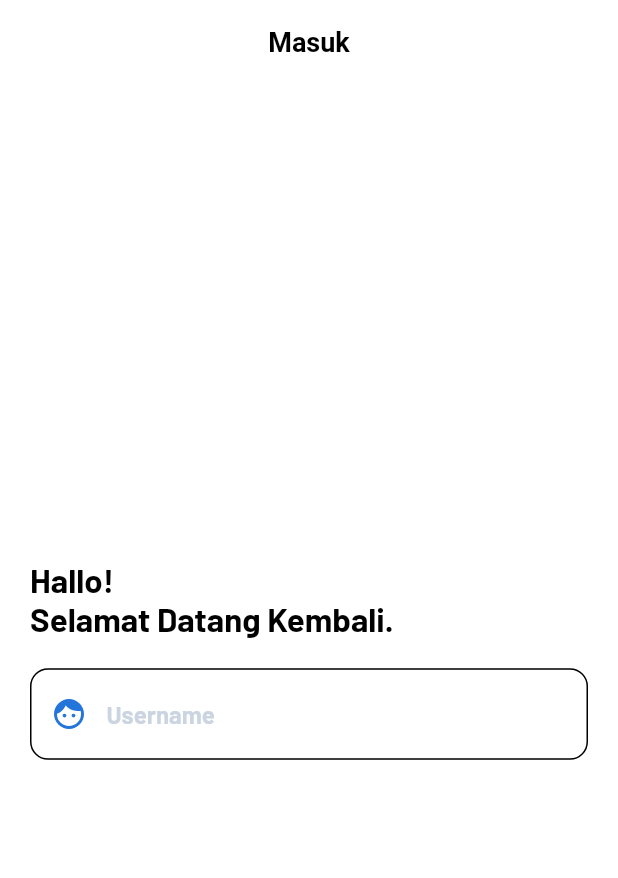
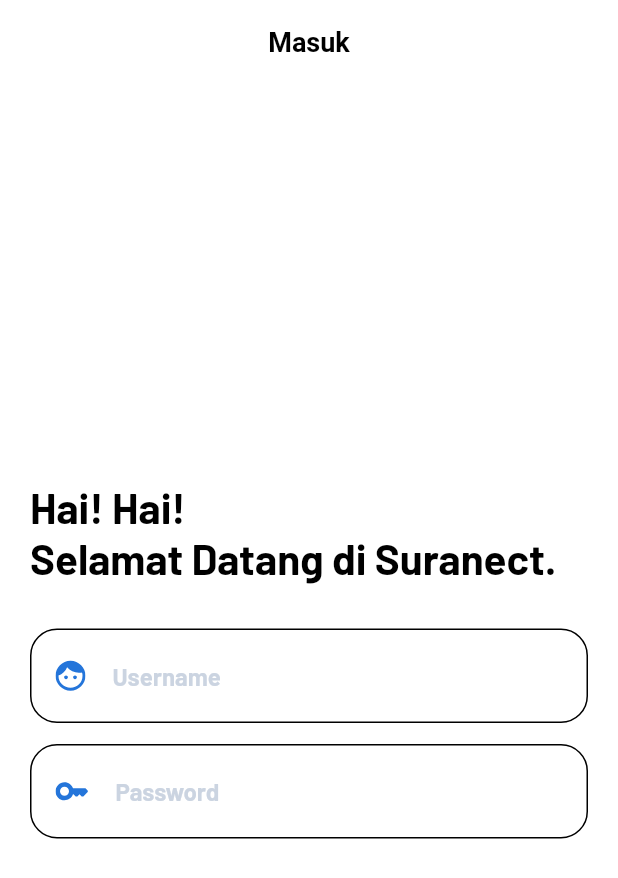
Before and after one commit to AutoCodeTeam/suranect, a Flutter app: the LoginScreen screen opened by its route, on a phone screen of 412 x 824 dp. Shown: the top 878 px of the screen. Run offline on Flutter 3.47's test engine with Material 2 defaults, Android fonts, the phone set to English and light mode, and no system bars; our stand-ins replace bloc, dartz, equatable, flutter_bloc, flutter_svg, freezed_annotation and 3 more; accounts and stored records are empty.

Commit message:
⚡ minor changes on login page

```diff
--- a/lib/features/login/presentation/pages/login_screen.dart
+++ b/lib/features/login/presentation/pages/login_screen.dart
@@ -1,6 +1,7 @@
 import 'package:flutter/material.dart';
 import 'package:flutter_svg/flutter_svg.dart';
 import 'package:suranect/core/theme/app_colors.dart';
+import 'package:suranect/features/login/presentation/widgets/form_container.dart';
 
 class LoginScreen extends StatefulWidget {
   const LoginScreen({super.key});
@@ -24,43 +25,21 @@
           crossAxisAlignment: CrossAxisAlignment.start,
           children: [
             Text(
-              "Hallo!",
-              style: Theme.of(context).textTheme.displayMedium,
+              "Hai! Hai!", style: Theme.of(context).textTheme.displayLarge
             ),
             Text(
-              "Selamat Datang Kembali.",
-              style: Theme.of(context).textTheme.displayMedium,
+              "Selamat Datang di Suranect.",
+              style: Theme.of(context).textTheme.displayLarge,
             ),
-            const SizedBox(height: 20),
-            Container(
-              width: MediaQuery.of(context).size.width,
-              decoration: BoxDecoration(
-                border: Border.all(),
-                borderRadius: const BorderRadius.all(
-                  Radius.circular(12),
-                ),
-              ),
-              padding: const EdgeInsets.only(left: 15, right: 10),
-              child: Row(
-                children: [
-                  SvgPicture.asset("assets/svg/face_ic.svg"),
-                  const SizedBox(width: 15),
-                  Expanded(
-                    child: TextFormField(
-                      maxLines: 1,
-                      decoration: InputDecoration(
-                          label: Text(
-                            "Username",
-                            style:
-                                Theme.of(context).textTheme.headlineMedium!.copyWith(
-                                      color: AppColors.neutral_40,
-                                    ),
-                          ),
-                          border: InputBorder.none),
-                    ),
-                  ),
-                ],
-              ),
+            const SizedBox(height: 30),
+            const FormContainer(
+              icon: "assets/svg/face_ic.svg",
+              label: 'Username',
+            ),
+            const SizedBox(height: 14),
+            const FormContainer(
+              icon: "assets/svg/key_ic.svg",
+              label: 'Password',
             ),
           ],
         ),
--- /dev/null
+++ b/lib/features/login/presentation/widgets/form_container.dart
@@ -0,0 +1,47 @@
+import 'package:flutter/material.dart';
+import 'package:flutter_svg/flutter_svg.dart';
+import 'package:suranect/core/theme/app_colors.dart';
+
+class FormContainer extends StatelessWidget {
+  final String icon;
+  final String label;
+
+  const FormContainer({
+    super.key,
+    required this.icon,
+    this.label = "Input here!",
+  });
+
+  @override
+  Widget build(BuildContext context) {
+    return Container(
+      width: MediaQuery.of(context).size.width,
+      decoration: BoxDecoration(
+        border: Border.all(),
+        borderRadius: const BorderRadius.all(
+          Radius.circular(18),
+        ),
+      ),
+      padding: const EdgeInsets.fromLTRB(16, 1, 16, 1),
+      child: Row(
+        children: [
+          SvgPicture.asset(icon),
+          const SizedBox(width: 18),
+          Expanded(
+            child: TextFormField(
+              maxLines: 1,
+              decoration: InputDecoration(
+                  label: Text(
+                    label,
+                    style: Theme.of(context).textTheme.headlineMedium!.copyWith(
+                          color: AppColors.neutral_40,
+                        ),
+                  ),
+                  border: InputBorder.none),
+            ),
+          ),
+        ],
+      ),
+    );
+  }
+}
```
Also changed, not shown: 1 other file.
